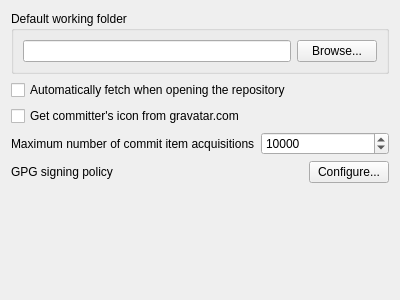
Above: src/SettingBehaviorForm.ui from soramimi/Guitar before the change. Below: the same form after it.
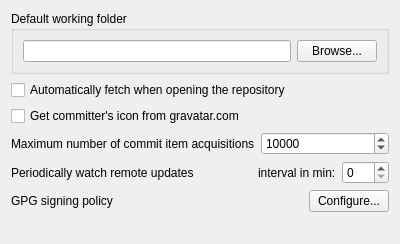
That is the form after the change.

Diff of the .ui file:
```diff
--- a/src/SettingBehaviorForm.ui
+++ b/src/SettingBehaviorForm.ui
@@ -7,7 +7,7 @@
     <x>0</x>
     <y>0</y>
     <width>400</width>
-    <height>300</height>
+    <height>244</height>
    </rect>
   </property>
   <property name="windowTitle">
@@ -80,6 +80,44 @@
      </item>
     </layout>
    </item>
+   <item>
+    <layout class="QHBoxLayout" name="horizontalLayout_2">
+     <item>
+      <widget class="QLabel" name="label_3">
+       <property name="text">
+        <string>Periodically watch remote updates</string>
+       </property>
+      </widget>
+     </item>
+     <item>
+      <spacer name="horizontalSpacer">
+       <property name="orientation">
+        <enum>Qt::Horizontal</enum>
+       </property>
+       <property name="sizeHint" stdset="0">
+        <size>
+         <width>40</width>
+         <height>10</height>
+        </size>
+       </property>
+      </spacer>
+     </item>
+     <item>
+      <widget class="QLabel" name="label_4">
+       <property name="text">
+        <string>interval in min:</string>
+       </property>
+      </widget>
+     </item>
+     <item>
+      <widget class="QSpinBox" name="spinBox_watch_remote_min">
+       <property name="maximum">
+        <number>120</number>
+       </property>
+      </widget>
+     </item>
+    </layout>
+   </item>
    <item>
     <layout class="QHBoxLayout" name="horizontalLayout">
      <item>
```
Left out of the diff: 1 changed line with no effect on the pictures.
